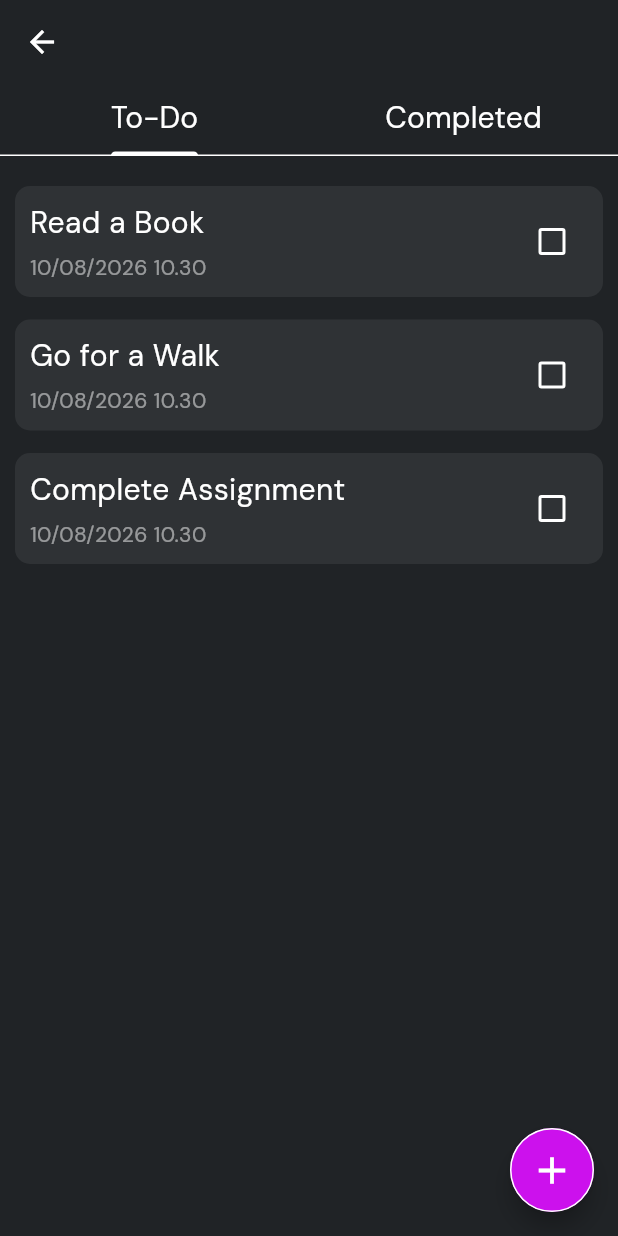
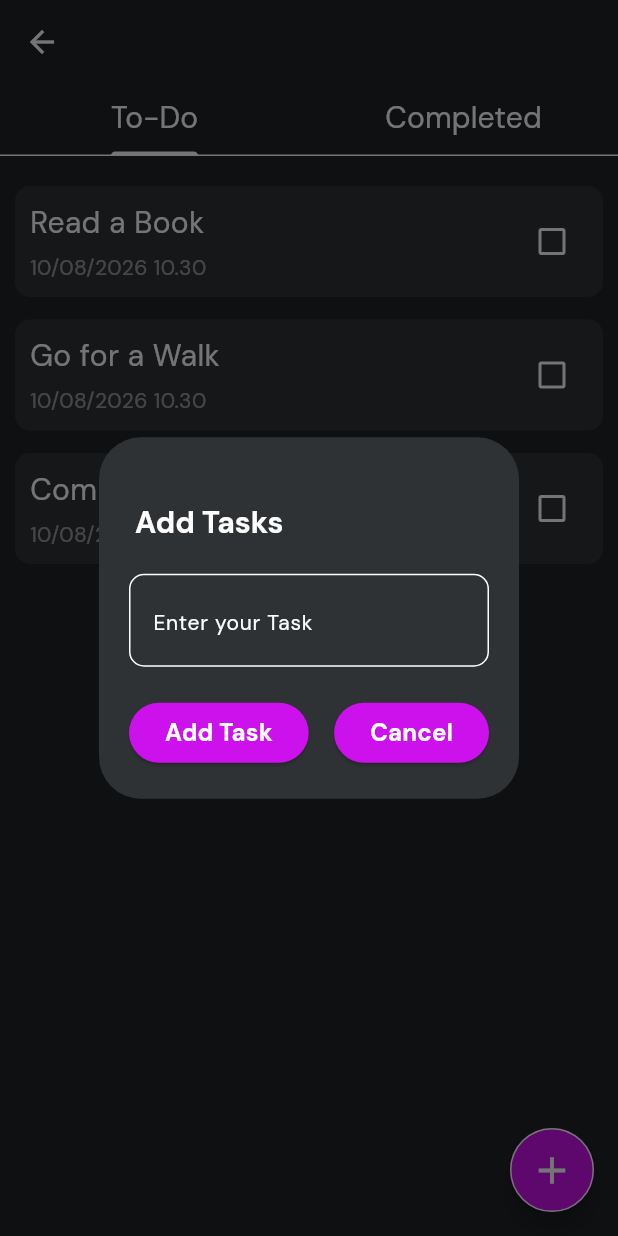
Before and after one commit to Minoli-1998/note-sphere, a Flutter app: the TasksPage screen opened by its route, after a tap on the "add" icon, on a phone screen of 412 x 824 dp. Run offline on Flutter 3.47's test engine with Material 3 defaults, Android fonts, the phone set to English and light mode, and no system bars; our stand-ins replace go_router, google_fonts, hive, hive_flutter; accounts and stored records are empty; generated files the repository leaves out were written again.

Commit message:
Create new task

```diff
--- a/lib/pages/tasks_page.dart
+++ b/lib/pages/tasks_page.dart
@@ -1,4 +1,5 @@
 import 'package:flutter/material.dart';
+import 'package:note_sphere/helpers/snackbar.dart';
 import 'package:note_sphere/models/task_model.dart';
 import 'package:note_sphere/services/todo_service.dart';
 import 'package:note_sphere/utils/colors.dart';
@@ -17,6 +18,17 @@ class TasksPage extends StatefulWidget {
 class _TasksPageState extends State<TasksPage>
     with SingleTickerProviderStateMixin {
   late TabController _tabController;
+
+  // controller for text field
+  final TextEditingController _taskController = TextEditingController();
+
+  // dispose controllers
+  @override
+  void dispose() {
+    _taskController.dispose();
+    _tabController.dispose();
+    super.dispose();
+  }
 
   // tasks list variables
   late List<Task> allTasks = [];
@@ -59,6 +71,119 @@ class _TasksPageState extends State<TasksPage>
     });
   }
 
+  // add task
+  void _addTask() async {
+    try {
+      if (_taskController.text.isNotEmpty) {
+        Task newTask = Task(
+          title: _taskController.text,
+          date: DateTime.now(),
+          time: DateTime.now(),
+          isDone: false,
+        );
+
+        // add as a task using todoservice
+        await todoService.addTask(newTask);
+
+        // add to all tasks
+        setState(() {
+          allTasks.add(newTask);
+          incompletedTasks.add(newTask);
+        });
+
+        // displaying a message
+        if (context.mounted) {
+          AppHelpers.showSnackBarMessage(
+            context,
+            "New task added successfully",
+          );
+        }
+
+        // cleart text field
+        _taskController.clear();
+
+        Navigator.pop(context);
+      }
+    } catch (error) {
+      if (context.mounted) {
+        AppHelpers.showSnackBarMessage(context, "Failed to add new task");
+      }
+    }
+  }
+
+  // open dialog box
+  void openMessageModal(BuildContext context) {
+    showDialog(
+      context: context,
+      builder: (context) {
+        return AlertDialog(
+          contentPadding: EdgeInsets.zero,
+          backgroundColor: AppColors.kCardColor,
+          title: Padding(
+            padding: const EdgeInsets.symmetric(vertical: 20),
+            child: Text(
+              "Add Tasks",
+              style: AppTextStyles.appDescriptionLargeStyle.copyWith(
+                fontWeight: FontWeight.bold,
+                fontSize: 20,
+              ),
+              textAlign: TextAlign.left,
+            ),
+          ),
+          content: Padding(
+            padding: const EdgeInsets.symmetric(horizontal: 20),
+            child: TextField(
+              controller: _taskController,
+              style: TextStyle(fontSize: 20, color: AppColors.kWhiteColor),
+              decoration: InputDecoration(
+                hintText: "Enter your Task",
+                hintStyle: AppTextStyles.appDescriptionSmallStyle,
+                border: OutlineInputBorder(
+                  borderRadius: BorderRadius.circular(10),
+                ),
+              ),
+            ),
+          ),
+          actionsPadding: EdgeInsets.symmetric(vertical: 20, horizontal: 20),
+          actionsAlignment: MainAxisAlignment.spaceBetween,
+          actions: [
+            // add task button
+            ElevatedButton(
+              onPressed: () {
+                _addTask();
+              },
+              style: ButtonStyle(
+                backgroundColor: WidgetStatePropertyAll(AppColors.kFabColor),
+                shape: WidgetStatePropertyAll(
+                  RoundedRectangleBorder(
+                    borderRadius: BorderRadiusGeometry.circular(100),
+                  ),
+                ),
+              ),
+              child: Text("Add Task", style: AppTextStyles.appButton),
+            ),
+
+            // cancel button
+            ElevatedButton(
+              onPressed: () {
+                Navigator.of(context).pop();
+              },
+              style: ButtonStyle(
+                backgroundColor: WidgetStatePropertyAll(AppColors.kFabColor),
+                shape: WidgetStatePropertyAll(
+                  RoundedRectangleBorder(
+                    borderRadius: BorderRadiusGeometry.circular(100),
+                  ),
+                ),
+              ),
+              child: Text("Cancel", style: AppTextStyles.appButton),
+            ),
+          ],
+        );
+      },
+    );
+  }
+
   @override
   Widget build(BuildContext context) {
     return Scaffold(
@@ -92,7 +217,9 @@ class _TasksPageState extends State<TasksPage>
       ),
 
       floatingActionButton: FloatingActionButton(
-        onPressed: () {},
+        onPressed: () {
+          openMessageModal(context);
+        },
         shape: CircleBorder(side: BorderSide(color: Colors.white, width: 1)),
         child: Icon(Icons.add, color: AppColors.kWhiteColor, size: 30),
       ),
--- a/lib/services/todo_service.dart
+++ b/lib/services/todo_service.dart
@@ -69,4 +69,21 @@ class TodoService {
       error.toString();
     }
   }
+
+  // add a task
+  Future<void> addTask(Task task) async {
+    try {
+      // get all tasks
+      final List<dynamic> allTasks = await _myBox.get('tasks') ?? [];
+      final List<Task> tasks = allTasks.cast<Task>().toList();
+
+      // add the task in the list
+      tasks.add(task);
+
+      // save in box
+      _myBox.put("tasks", tasks);
+    } catch (error) {
+      error.toString();
+    }
+  }
 }
```
